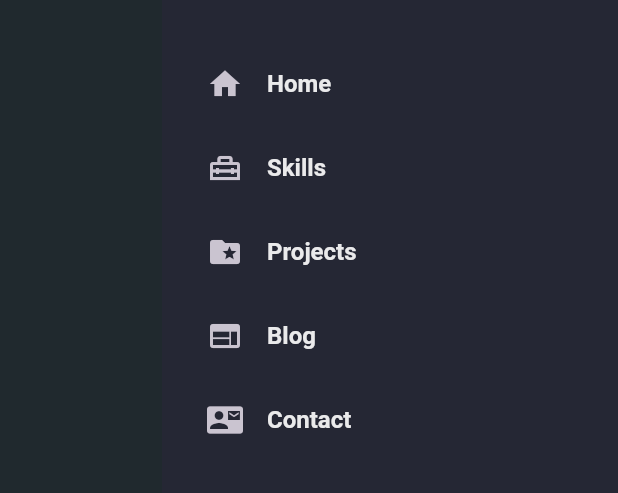
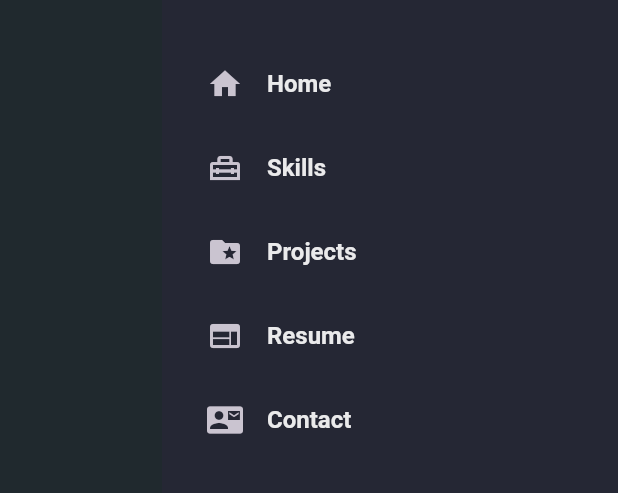
Before and after one commit to OdaFra/portfolio, a Flutter app: the screen it shows after launch, with the side drawer open, on a phone screen of 412 x 824 dp, the part 90-583 px from its top. Run offline on Flutter 3.47's test engine with Material 3 defaults, Android fonts, the phone set to English and light mode, and no system bars; our stand-ins replace flutter_speed_dial.

Commit message:
fix: Actualizamos lista

```diff
--- a/lib/src/constants/nav_items.dart
+++ b/lib/src/constants/nav_items.dart
@@ -4,7 +4,7 @@ List<String> navTitles = [
   'Home',
   'Skills',
   'Projects',
-  'Blog',
+  'Resume',
   'Contact',
 ];
 
```
